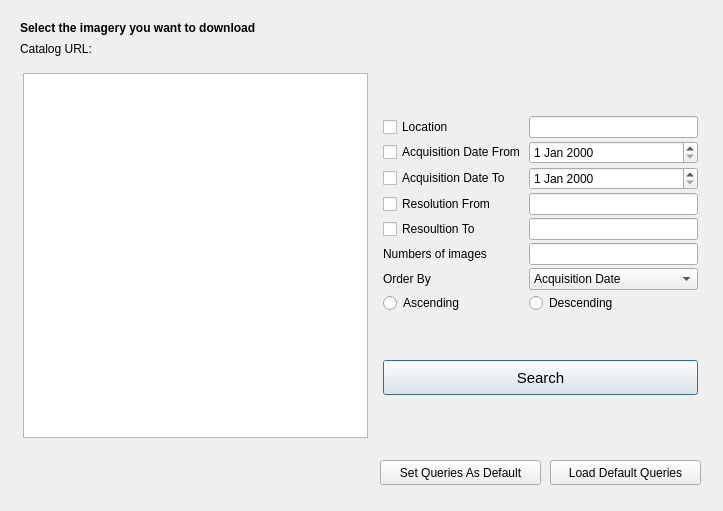
First picture: the form in gui/ui/img_search_dialog.ui, repository yojiyojiyoji/oam_qgis3_express, before the edit.
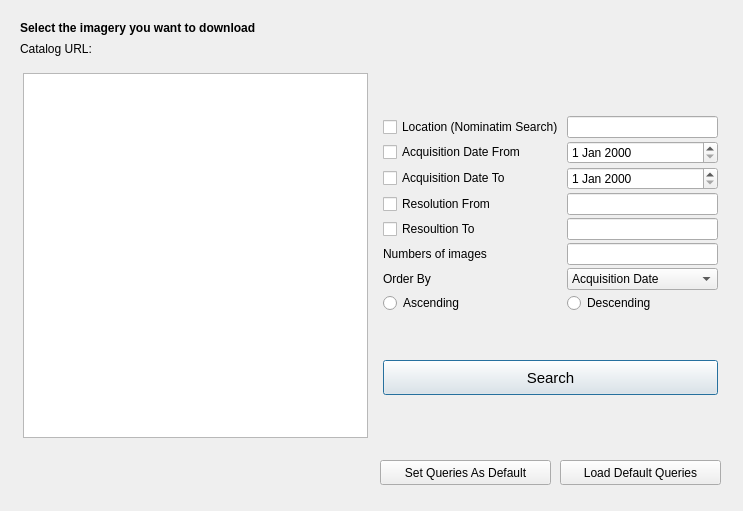
Second picture: the form after the edit.

Commit message: Modified GUI of image search dialog and image browser.

Diff of the .ui file:
```diff
--- a/gui/ui/img_search_dialog.ui
+++ b/gui/ui/img_search_dialog.ui
@@ -6,7 +6,7 @@
    <rect>
     <x>0</x>
     <y>0</y>
-    <width>723</width>
+    <width>743</width>
     <height>511</height>
    </rect>
   </property>
@@ -57,7 +57,7 @@
     <rect>
      <x>380</x>
      <y>70</y>
-     <width>321</width>
+     <width>341</width>
      <height>371</height>
     </rect>
    </property>
@@ -95,7 +95,7 @@
       <item row="0" column="0">
        <widget class="QCheckBox" name="checkBoxLocation">
         <property name="text">
-         <string>Location</string>
+         <string>Location (Nominatim Search)</string>
         </property>
        </widget>
       </item>
@@ -271,7 +271,7 @@
     <rect>
      <x>380</x>
      <y>460</y>
-     <width>161</width>
+     <width>171</width>
      <height>25</height>
     </rect>
    </property>
@@ -282,9 +282,9 @@
   <widget class="QPushButton" name="pbLoadDefault">
    <property name="geometry">
     <rect>
-     <x>550</x>
+     <x>560</x>
      <y>460</y>
-     <width>151</width>
+     <width>161</width>
      <height>25</height>
     </rect>
    </property>
```
The commit also changes 1 other file.
